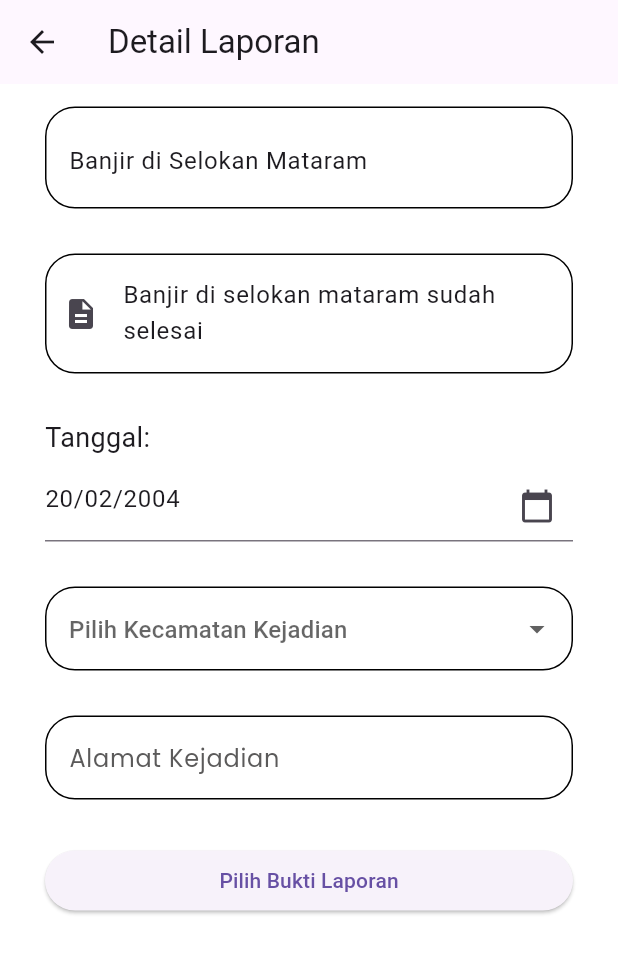
After one commit to valalmas-15/laporyuk, a Flutter app: the DetailLaporan screen opened directly, on a phone screen of 412 x 824 dp. The commit adds this screen. Shown: the top 953 px of the screen. Run offline on Flutter 3.47's test engine with Material 3 defaults, Android fonts, the phone set to English and light mode, and no system bars; our stand-ins replace carousel_slider, google_fonts, image_picker, location, scrollable_positioned_list; network calls fail.

```diff
--- a/lib/component/dropDown.dart
+++ b/lib/component/dropDown.dart
@@ -36,7 +36,7 @@ class _DropdownWidgetState extends State<DropdownWidget> {
           }
         },
         decoration: InputDecoration(
-          hintText: 'Pilih Instansi Terkait',
+          hintText: 'Pilih Kecamatan Kejadian',
           filled: true,
           fillColor: Colors.white,
           enabledBorder: OutlineInputBorder(
--- a/lib/pages/akun.dart
+++ b/lib/pages/akun.dart
@@ -8,6 +8,7 @@ class Akun extends StatelessWidget {
   // Controllers for the text fields
   final TextEditingController _nameController = TextEditingController();
   final TextEditingController _phoneNumberController = TextEditingController();
+  final TextEditingController _userNameController = TextEditingController();
 
   @override
   Widget build(BuildContext context) {
@@ -27,9 +28,14 @@ class Akun extends StatelessWidget {
               hintText: 'Nama',
             ),
             AccTextField(
+              controller: _userNameController,
+              hintText: 'Username',
+            ),
+            AccTextField(
               controller: _phoneNumberController,
               hintText: 'Nomor Telepon',
             ),
+
             ElevatedButton(
               onPressed: () {
                 // Handle save button pressed
--- /dev/null
+++ b/lib/pages/detailLaporan.dart
@@ -0,0 +1,156 @@
+import 'dart:io';
+
+import 'package:flutter/material.dart';
+import 'package:laporyuk/component/datePicker.dart';
+import 'package:laporyuk/component/descTxt.dart';
+import 'package:laporyuk/component/dropDown.dart';
+import 'package:laporyuk/component/imgPicker.dart';
+import 'package:laporyuk/component/judulLaporan.dart';
+
+class DetailLaporan extends StatefulWidget {
+  @override
+  DetailLaporanPage createState() => DetailLaporanPage();
+
+  final String judul;
+  final String jenis;
+  final String tanggal;
+  final String status;
+  final String deskripsi;
+
+  DetailLaporan({
+    required this.judul,
+    required this.jenis,
+    required this.tanggal,
+    required this.status,
+    required this.deskripsi,
+  });
+}
+
+class DetailLaporanPage extends State<DetailLaporan> {
+  TextEditingController _dateController = TextEditingController();
+  TextEditingController _judulController = TextEditingController();
+  TextEditingController _deskripsiController = TextEditingController();
+  TextEditingController _alamatController = TextEditingController();
+  File? _pickedImage;
+  List<String> _dropdownItems = ['Layanan Medis 1', 'Layanan Medis 2', 'Layanan Medis 3'];
+  String? _selectedDropdownItem;
+  bool _showSubmitButton = true; // Flag to control submit button visibility
+
+  @override
+  void initState() {
+    super.initState();
+    _judulController.text = widget.judul;
+    _dateController.text = widget.tanggal;
+    _deskripsiController.text = widget.deskripsi;
+    // Initialize other controllers as needed
+    _checkStatus(); // Check initial status
+  }
+
+  void _checkStatus() {
+    // Check if status is "Selesai", then hide the submit button
+    if (widget.status == 'Selesai') {
+      setState(() {
+        _showSubmitButton = false;
+      });
+    } else {
+      setState(() {
+        _showSubmitButton = true;
+      });
+    }
+  }
+
+  @override
+  Widget build(BuildContext context) {
+    return Scaffold(
+      appBar: AppBar(
+        title: const Text('Detail Laporan'),
+      ),
+      body: SingleChildScrollView(
+        child: Column(
+          crossAxisAlignment: CrossAxisAlignment.stretch,
+          children: [
+            // Judul laporan
+            JudulLaporan(
+              controller: _judulController,
+              hintText: 'Judul Laporan',
+            ),
+
+            // Deskripsi laporan
+            DescriptionTextField(
+              controller: _deskripsiController,
+              hintText: 'Deskripsi Laporan',
+              prefixIcon: Icons.description,
+            ),
+
+            // Tanggal laporan
+            DatePickerWidget(controller: _dateController),
+
+            // Dropdown untuk layanan medis
+            DropdownWidget(
+              items: _dropdownItems,
+              onChanged: (value) {
+                setState(() {
+                  _selectedDropdownItem = value;
+                });
+              },
+            ),
+
+            // Alamat kejadian
+            DescriptionTextField(controller: _alamatController, hintText: 'Alamat Kejadian'),
+
+            // Bukti laporan
+            ImagePickerWidget(
+              onImageSelected: (File pickedImage) {
+                setState(() {
+                  _pickedImage = pickedImage;
+                });
+              },
+            ),
+
+            SizedBox(height: 60),
+
+            // Tombol submit (ditampilkan hanya jika status tidak "Selesai")
+            if (_showSubmitButton)
+              Padding(
+                padding: const EdgeInsets.symmetric(horizontal: 30.0, vertical: 15.0),
+                child: ElevatedButton(
+                  onPressed: () {
+                    _submitForm();
+                  },
+                  child: Text('Kirim Laporan'),
+                ),
+              ),
+          ],
+        ),
+      ),
+    );
+  }
+
+  void _submitForm() {
+    // Implement form submission logic here
+    String judul = _judulController.text.trim();
+    String deskripsi = _deskripsiController.text.trim();
+    String tanggal = _dateController.text.trim();
+    String alamat = _alamatController.text.trim();
+    // Perform validation and submission
+    // Example validation: Ensure all fields are filled
+    if (judul.isEmpty || deskripsi.isEmpty || tanggal.isEmpty || alamat.isEmpty) {
+      showDialog(
+        context: context,
+        builder: (context) => AlertDialog(
+          title: Text('Error'),
+          content: Text('Please fill in all fields.'),
+          actions: [
+            TextButton(
+              onPressed: () => Navigator.pop(context),
+              child: Text('OK'),
+            ),
+          ],
+        ),
+      );
+      return;
+    }
+    // Once validated, proceed with submission
+    // Here you can send the data to your backend or perform any required actions
+  }
+}
--- a/lib/pages/riwayatLaporan.dart
+++ b/lib/pages/riwayatLaporan.dart
@@ -7,19 +7,19 @@ class RiwayatLaporan extends StatelessWidget {
 
   final List<Map<String, String>> listLaporan = [
     {
-      'judul': 'Laporan Banjir di Jalan Utama',
+      'judul': 'Banjir di Jalan Utama',
       'jenis': 'Banjir',
       'tanggal': '10 Juni 2024',
       'status': 'Terkirim',
     },
     {
-      'judul': 'Laporan Sampah Berserakan di Taman',
+      'judul': 'Sampah Berserakan di Taman',
       'jenis': 'Kebersihan',
       'tanggal': '12 Juni 2024',
       'status': 'Proses',
     },
     {
-      'judul': 'Laporan Gangguan pada Jaringan Listrik',
+      'judul': 'Gangguan pada Jaringan Listrik',
       'jenis': 'Listrik',
       'tanggal': '15 Juni 2024',
       'status': 'Selesai',
--- a/lib/widgets/laporan.dart
+++ b/lib/widgets/laporan.dart
@@ -1,4 +1,5 @@
 import 'package:flutter/material.dart';
+import 'package:laporyuk/pages/detailLaporan.dart';
 
 class LaporanCard extends StatelessWidget {
   final String judul;
@@ -16,9 +17,29 @@ class LaporanCard extends StatelessWidget {
 
   @override
   Widget build(BuildContext context) {
-    return Card(
+    return GestureDetector(
+      onTap: () {
+        Navigator.push(
+          context,
+          MaterialPageRoute(
+            builder: (context) => DetailLaporan(
+              judul: 'Banjir di Selokan Mataram',
+              jenis: 'Kebersihan',
+              tanggal: '20/02/2004',
+              status: 'Selesai',
+              deskripsi: 'Banjir di selokan mataram sudah selesai',
+            ), // Ganti dengan halaman tujuan yang diinginkan
+          ),
+        );
+      },
+      child: Card(
+        color: Colors.white,
         elevation: 4,
         margin: const EdgeInsets.symmetric(horizontal: 16, vertical: 8),
+        shape: RoundedRectangleBorder(
+          side: BorderSide(color: Colors.blue, width: 2),
+          borderRadius: BorderRadius.circular(8),
+        ),
         child: Padding(
           padding: const EdgeInsets.all(16.0),
           child: Column(
@@ -65,8 +86,8 @@ class LaporanCard extends StatelessWidget {
                   ),
                 ],
               ),
-
             ],
+          ),
         ),
       ),
     );
--- a/pubspec.yaml
+++ b/pubspec.yaml
@@ -29,7 +29,7 @@ environment:
 # versions available, run `flutter pub outdated`.
 dependencies:
   carousel_slider: ^4.2.1
-  cloud_firestore: ^3.1.5
+  cloud_firestore: 5.0.1
   cupertino_icons: ^1.0.6
   flutter:
     sdk: flutter
@@ -40,6 +40,8 @@ dependencies:
   intl: ^0.17.0
   location: ^4.4.0
   provider: ^6.1.2
+  firebase_core: ^3.0.0
+  scrollable_positioned_list: ^0.3.8
 
 dev_dependencies:
 
```
Also changed, not shown: lib/pages/dashboard.dart (+120 -79 lines), lib/pages/menuAduan/fasilitasUmum.dart (+13 -6 lines), lib/pages/menuAduan/pelayananKebersihan.dart (+11 -7 lines), lib/pages/menuAduan/pelayananKesehatan.dart (+5 -13 lines), lib/pages/menuAduan/pelayananPublik.dart (+7 -13 lines), lib/theme.dart (added, +33 -0 lines), lib/widgets/menu_aduan.dart (+53 -81 lines), pubspec.lock, 2 other files. Lines whose indentation alone changed are shown as unchanged.
